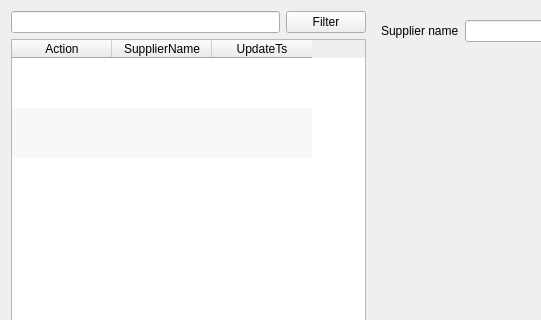
This is app/views/templates/ManageSupplier.ui in rondalefloyd/mts-pos as Qt 5 draws it before an edit; both pictures show x 0 to 541 and y 0 to 320 of the 738 by 439 pixel window. The edited form follows.
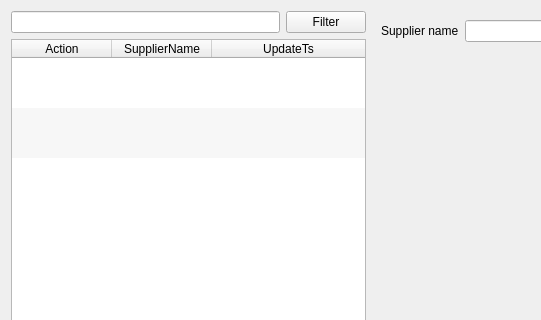
This is the edited form.

The edit to the form file:
```diff
--- a/app/views/templates/ManageSupplier.ui
+++ b/app/views/templates/ManageSupplier.ui
@@ -60,7 +60,7 @@
         <bool>false</bool>
        </property>
        <attribute name="horizontalHeaderStretchLastSection">
-        <bool>false</bool>
+        <bool>true</bool>
        </attribute>
        <attribute name="verticalHeaderVisible">
         <bool>false</bool>
```
